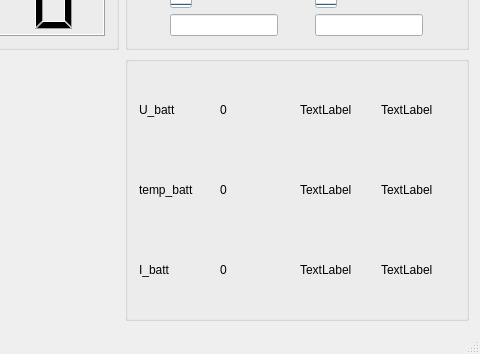
First picture: the form in mainwindow.ui, repository KacperChmielewski/pwrsbt-groundStation, before the edit; both pictures show x 587 to 1067 and y 194 to 548 of the 1067 by 548 pixel window.
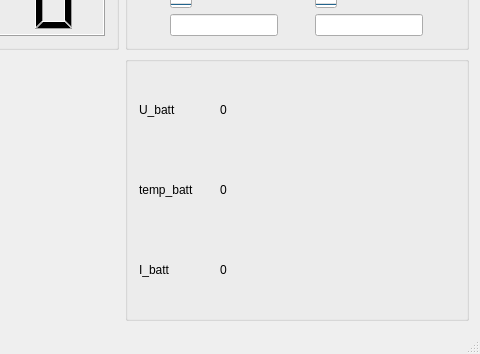
Second picture: the form after the edit.

Commit message: rm labelki

Diff of the .ui file:
```diff
--- a/mainwindow.ui
+++ b/mainwindow.ui
@@ -224,7 +224,7 @@
        <item row="2" column="3">
         <widget class="QLabel" name="label_10">
          <property name="text">
-          <string>TextLabel</string>
+          <string/>
          </property>
         </widget>
        </item>
@@ -245,21 +245,21 @@
        <item row="0" column="3">
         <widget class="QLabel" name="label_9">
          <property name="text">
-          <string>TextLabel</string>
+          <string/>
          </property>
         </widget>
        </item>
        <item row="0" column="2">
         <widget class="QLabel" name="label_5">
          <property name="text">
-          <string>TextLabel</string>
+          <string/>
          </property>
         </widget>
        </item>
        <item row="2" column="2">
         <widget class="QLabel" name="label_8">
          <property name="text">
-          <string>TextLabel</string>
+          <string/>
          </property>
         </widget>
        </item>
@@ -280,14 +280,14 @@
        <item row="1" column="2">
         <widget class="QLabel" name="label_13">
          <property name="text">
-          <string>TextLabel</string>
+          <string/>
          </property>
         </widget>
        </item>
        <item row="1" column="3">
         <widget class="QLabel" name="label_14">
          <property name="text">
-          <string>TextLabel</string>
+          <string/>
          </property>
         </widget>
        </item>
```
